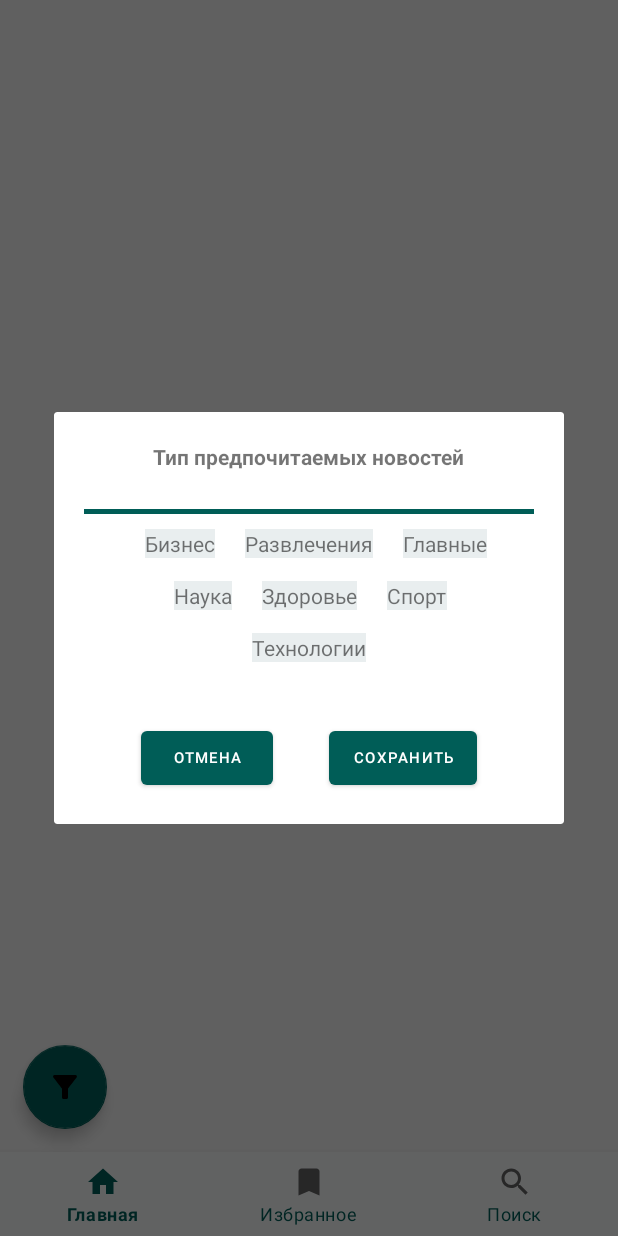
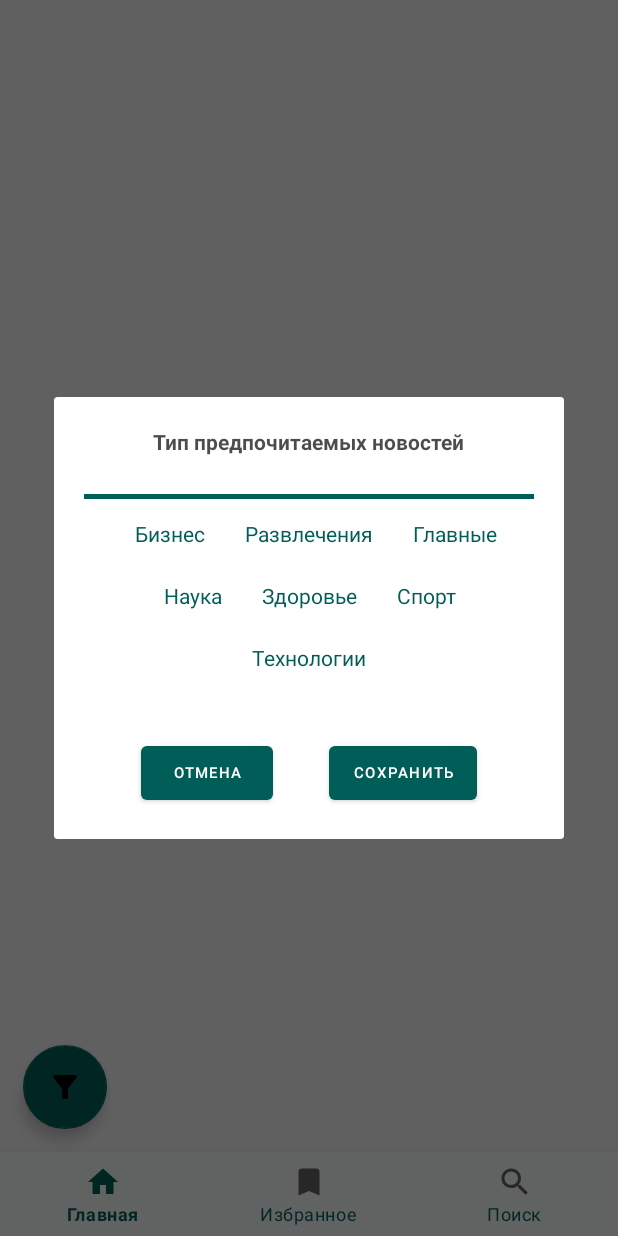
Before and after one commit to KashbullinRail/NewsFetcher, an Android app: the fragment FavouriteNewsSettingScreenFragment placed in its activity, on a phone screen of 412 x 824 dp. Run offline under Robolectric (Android 15) with nearby library versions, the phone set to English and light mode, and no system bars; libraries missing offline, so code that uses them is left out: by.kirich1409.viewbindingdelegate; 3 statements that could not run were skipped.

Commit message:
corrected items setting in fragment_favourite_news_setting_screen.xml and fragment_search_setting_screen.xml
add Content state handler for FavouriteNewsSettingScreenFragment.kt

```diff
--- a/app/src/main/java/com/example/newsfetcher/feature/favourite_news_setting_screen/presentation/FavouriteNewsSettingScreenFragment.kt
+++ b/app/src/main/java/com/example/newsfetcher/feature/favourite_news_setting_screen/presentation/FavouriteNewsSettingScreenFragment.kt
@@ -2,6 +2,7 @@ package com.example.newsfetcher.feature.favourite_news_setting_screen.presentati
 
 import android.os.Bundle
 import android.view.View
+import androidx.core.graphics.alpha
 import androidx.fragment.app.DialogFragment
 import by.kirich1409.viewbindingdelegate.viewBinding
 import com.example.newsfetcher.R
@@ -54,14 +55,50 @@ class FavouriteNewsSettingScreenFragment :
     }
 
     //update UI
-    private fun render(viewState: ViewState){
+    private fun render(viewState: ViewState) {
 
-        when(viewState.state){
+        when (viewState.state) {
             State.Load -> {
 
             }
             State.Content -> {
-
+                with(binding) {
+                    if (viewState.business) {
+                        tvBusinessFavourite.setBackgroundColor(R.color.colorPrimary.toInt())
+                    } else {
+                        tvBusinessFavourite.setBackgroundColor(R.color.white_100.alpha)
+                    }
+                    if (viewState.entertainment) {
+                        tvEntertainmentFavourite.setBackgroundColor(R.color.colorPrimary.toInt())
+                    } else {
+                        tvEntertainmentFavourite.setBackgroundColor(R.color.white_100.alpha)
+                    }
+                    if (viewState.general) {
+                        tvGeneralFavourite.setBackgroundColor(R.color.colorPrimary.toInt())
+                    } else {
+                        tvGeneralFavourite.setBackgroundColor(R.color.white_100.alpha)
+                    }
+                    if (viewState.health) {
+                        tvHealthFavourite.setBackgroundColor(R.color.colorPrimary.toInt())
+                    } else {
+                        tvHealthFavourite.setBackgroundColor(R.color.white_100.alpha)
+                    }
+                    if (viewState.science) {
+                        tvScienceFavourite.setBackgroundColor(R.color.colorPrimary.toInt())
+                    } else {
+                        tvScienceFavourite.setBackgroundColor(R.color.white_100.alpha)
+                    }
+                    if (viewState.sports) {
+                        tvSportsFavourite.setBackgroundColor(R.color.colorPrimary.toInt())
+                    } else {
+                        tvSportsFavourite.setBackgroundColor(R.color.white_100.alpha)
+                    }
+                    if (viewState.technology) {
+                        tvTechnologyFavourite.setBackgroundColor(R.color.colorPrimary.toInt())
+                    } else {
+                        tvTechnologyFavourite.setBackgroundColor(R.color.white_100.alpha)
+                    }
+                }
             }
             State.Error -> {
 
--- a/app/src/main/java/com/example/newsfetcher/feature/search_setting_screen/presentation/SearchSettingScreenFragment.kt
+++ b/app/src/main/java/com/example/newsfetcher/feature/search_setting_screen/presentation/SearchSettingScreenFragment.kt
@@ -4,6 +4,8 @@ import android.os.Bundle
 import android.util.Log
 import android.view.View
 import androidx.core.graphics.alpha
+import androidx.core.graphics.green
+import androidx.core.graphics.red
 import androidx.fragment.app.DialogFragment
 import androidx.fragment.app.FragmentResultListener
 import by.kirich1409.viewbindingdelegate.viewBinding
--- a/app/src/main/res/layout/fragment_favourite_news_setting_screen.xml
+++ b/app/src/main/res/layout/fragment_favourite_news_setting_screen.xml
@@ -15,6 +15,7 @@
        android:layout_width="wrap_content"
        android:layout_height="wrap_content"
        android:textStyle="bold"
+       android:textColor="@color/black_70"
        android:text="@string/favourite_type_news"
        app:layout_constraintEnd_toEndOf="parent"
        app:layout_constraintStart_toStartOf="parent"
@@ -35,7 +36,8 @@
        android:layout_width="wrap_content"
        android:layout_height="wrap_content"
        android:layout_marginEnd="20dp"
-       android:background="?attr/colorSurface"
+       android:padding="3dp"
+       android:textColor="?attr/colorPrimary"
        android:text="@string/business"
        app:layout_constraintBottom_toBottomOf="@+id/tvEntertainmentFavourite"
        app:layout_constraintEnd_toStartOf="@+id/tvEntertainmentFavourite"
@@ -46,7 +48,8 @@
        android:layout_width="wrap_content"
        android:layout_height="wrap_content"
        android:layout_marginTop="10dp"
-       android:background="?attr/colorSurface"
+       android:padding="3dp"
+       android:textColor="?attr/colorPrimary"
        android:text="@string/entertainment"
        app:layout_constraintEnd_toEndOf="@+id/ivSeparatorLineFavouriteSetting"
        app:layout_constraintStart_toStartOf="@+id/ivSeparatorLineFavouriteSetting"
@@ -57,7 +60,8 @@
        android:layout_width="wrap_content"
        android:layout_height="wrap_content"
        android:layout_marginStart="20dp"
-       android:background="?attr/colorSurface"
+       android:padding="3dp"
+       android:textColor="?attr/colorPrimary"
        android:text="@string/general"
        app:layout_constraintBottom_toBottomOf="@+id/tvEntertainmentFavourite"
        app:layout_constraintStart_toEndOf="@+id/tvEntertainmentFavourite"
@@ -68,7 +72,8 @@
        android:layout_width="wrap_content"
        android:layout_height="wrap_content"
        android:layout_marginTop="15dp"
-       android:background="?attr/colorSurface"
+       android:padding="3dp"
+       android:textColor="?attr/colorPrimary"
        android:text="@string/health"
        app:layout_constraintEnd_toEndOf="@+id/tvEntertainmentFavourite"
        app:layout_constraintStart_toStartOf="@+id/tvEntertainmentFavourite"
@@ -79,7 +84,8 @@
        android:layout_width="wrap_content"
        android:layout_height="wrap_content"
        android:layout_marginEnd="20dp"
-       android:background="?attr/colorSurface"
+       android:padding="3dp"
+       android:textColor="?attr/colorPrimary"
        android:text="@string/science"
        app:layout_constraintBottom_toBottomOf="@+id/tvHealthFavourite"
        app:layout_constraintEnd_toStartOf="@+id/tvHealthFavourite"
@@ -90,7 +96,8 @@
        android:layout_width="wrap_content"
        android:layout_height="wrap_content"
        android:layout_marginStart="20dp"
-       android:background="?attr/colorSurface"
+       android:padding="3dp"
+       android:textColor="?attr/colorPrimary"
        android:text="@string/sports"
        app:layout_constraintBottom_toBottomOf="@+id/tvHealthFavourite"
        app:layout_constraintStart_toEndOf="@+id/tvHealthFavourite"
@@ -101,7 +108,8 @@
        android:layout_width="wrap_content"
        android:layout_height="wrap_content"
        android:layout_marginTop="15dp"
-       android:background="?attr/colorSurface"
+       android:padding="3dp"
+       android:textColor="?attr/colorPrimary"
        android:text="@string/technology"
        app:layout_constraintEnd_toEndOf="@+id/tvHealthFavourite"
        app:layout_constraintStart_toStartOf="@+id/tvHealthFavourite"
--- a/app/src/main/res/values/colors.xml
+++ b/app/src/main/res/values/colors.xml
@@ -41,10 +41,12 @@
     <color name="blue_700">#001693</color>
 
     <color name="black_30">#4D000000</color>
+    <color name="black_60">#9C000000</color>
     <color name="black_70">#B3000000</color>
     <color name="black_100">#000000</color>
     <color name="white_80">#ccffffff</color>
     <color name="white_100">#FFFFFF</color>
+    <color name="white_60">#BAB8B8</color>
 
 
     <color name="transparent">#00000000</color>
```
Also changed, not shown: app/src/main/res/layout/fragment_search_setting_screen.xml (+20 -10 lines).
